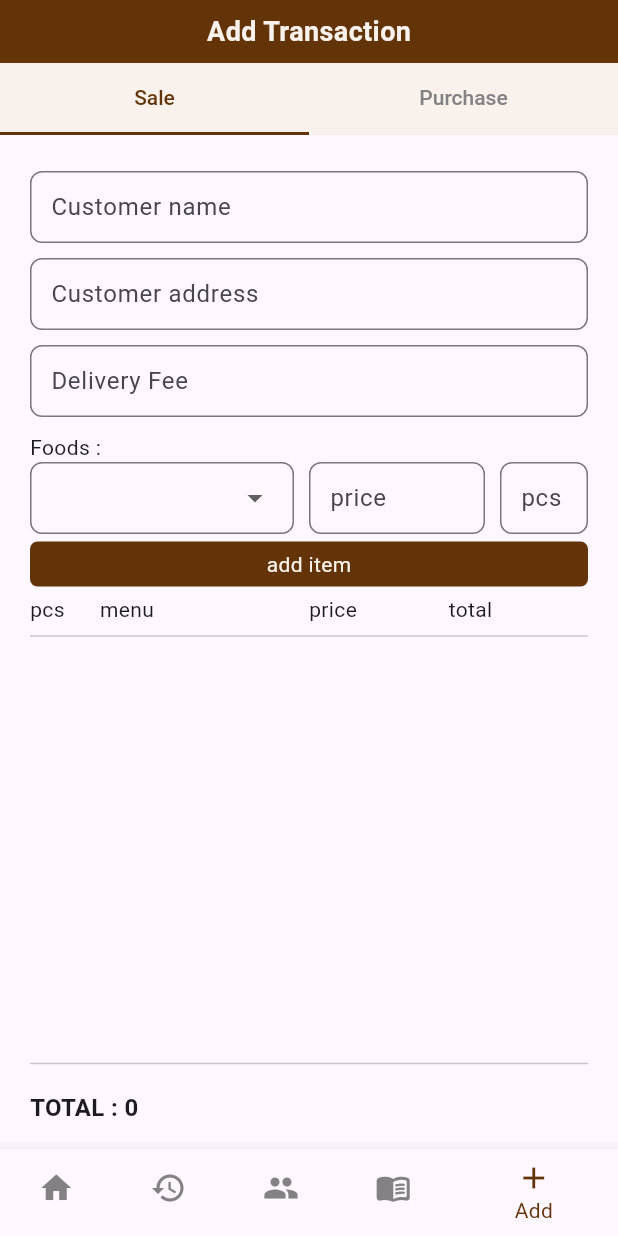
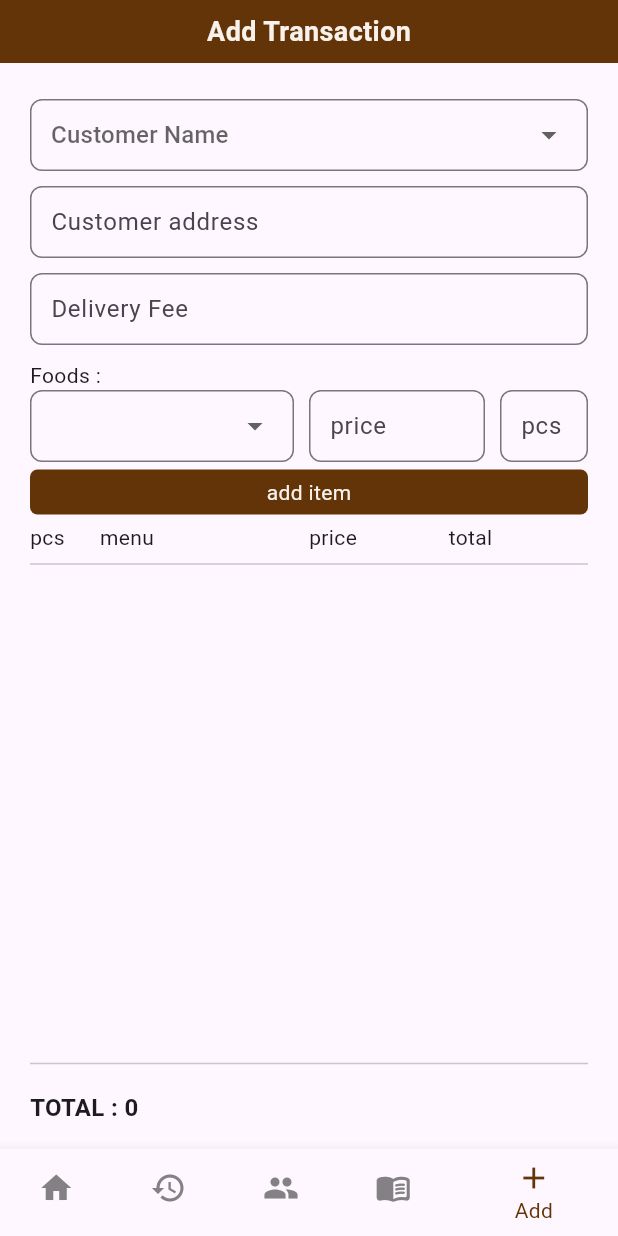
Before and after one commit to kezia2909/food_sales_recording_application, a Flutter app: the screen it shows after launch, item 5 of the bottom bar chosen, on a phone screen of 412 x 824 dp. Run offline on Flutter 3.47's test engine with Material 2 defaults, Android fonts, the phone set to English and light mode, and no system bars; our stand-ins replace dropdown_textfield, get; missing offline and left inert: iconify_flutter, number_inc_dec; network calls fail.

Commit message:
update desain add transaction only sale

```diff
--- a/lib/pages/add_page.dart
+++ b/lib/pages/add_page.dart
@@ -29,70 +29,52 @@ class _AddPageState extends State<AddPage> {
               isBold: true,
             ),
           ),
-          // Container(
-          //   padding: EdgeInsets.symmetric(vertical: 8, horizontal: 20),
-          //   alignment: Alignment.center,
-          //   width: double.infinity,
-          //   color: Appcolors.mediumColor,
-          //   child: Row(
-          //       mainAxisAlignment: MainAxisAlignment.spaceBetween,
-          //       children: [
-          //         TitleText(
-          //           text: "Transaction",
+          Expanded(
+              child: Container(
+                  margin: EdgeInsets.symmetric(horizontal: 20, vertical: 16),
+                  child: AddSalePage())),
+          // Expanded(
+          //   child: DefaultTabController(
+          //     length: 2,
+          //     child: Column(
+          //       mainAxisSize: MainAxisSize.min,
+          //       children: <Widget>[
+          //         Container(
+          //           child: Material(
+          //             color: Appcolors.lightColor,
+          //             child: Theme(
+          //               data: ThemeData().copyWith(
+          //                 splashColor: Appcolors.mediumColor,
+          //               ),
+          //               child: TabBar(
+          //                   unselectedLabelColor: Appcolors.darkGreyColor,
+          //                   labelColor: Appcolors.darkColor,
+          //                   indicatorColor: Appcolors.darkColor,
+          //                   tabs: [
+          //                     Tab(text: "Sale"),
+          //                     Tab(text: "Purchase"),
+          //                   ]),
+          //             ),
+          //           ),
           //         ),
-          //         TitleText(
-          //           text: "Customer",
+          //         Expanded(
+          //           child: Container(
+          //             margin:
+          //                 EdgeInsets.symmetric(horizontal: 20, vertical: 16),
+          //             child: TabBarView(children: [
+          //               Container(
+          //                 child: AddSalePage(),
+          //               ),
+          //               Container(
+          //                 child: Text("Material Purchase"),
+          //               ),
+          //             ]),
+          //           ),
           //         ),
-          //         TitleText(
-          //           text: "Menu",
-          //         ),
-          //       ]),
-          // ),
-          Expanded(
-            child: DefaultTabController(
-              length: 2,
-              child: Column(
-                mainAxisSize: MainAxisSize.min,
-                children: <Widget>[
-                  Container(
-                    child: Material(
-                      color: Appcolors.lightColor,
-                      child: Theme(
-                        data: ThemeData().copyWith(
-                          splashColor: Appcolors.mediumColor,
-                        ),
-                        child: TabBar(
-                            unselectedLabelColor: Appcolors.darkGreyColor,
-                            labelColor: Appcolors.darkColor,
-                            indicatorColor: Appcolors.darkColor,
-                            tabs: [
-                              Tab(text: "Sale"),
-                              Tab(text: "Purchase"),
-                            ]),
-                      ),
-                    ),
-                  ),
-                  Expanded(
-                    child: Container(
-                      margin:
-                          EdgeInsets.symmetric(horizontal: 20, vertical: 16),
-                      //Add this to give height
-                      child: TabBarView(
-                          // physics: NeverScrollableScrollPhysics(),
-                          children: [
-                            Container(
-                              child: AddSalePage(),
-                            ),
-                            Container(
-                              child: Text("Material Purchase"),
-                            ),
-                          ]),
-                    ),
-                  ),
-                ],
-              ),
-            ),
-          )
+          //       ],
+          //     ),
+          //   ),
+          // )
         ],
       )),
     );
--- a/lib/pages/add_sale_page.dart
+++ b/lib/pages/add_sale_page.dart
@@ -24,6 +24,14 @@ class _AddSalePageState extends State<AddSalePage> {
   final TextEditingController _pcsController = TextEditingController();
   final SingleValueDropDownController _itemController =
       SingleValueDropDownController();
+  List<String> listCustomer = [
+    "Kezia",
+    "Angeline",
+    "customer3",
+    "customer4",
+    "customer5",
+    "customer6",
+  ];
   List<String> items = [
     "Beef Galantine",
     "Sate Babi Rempah",
@@ -50,6 +58,7 @@ class _AddSalePageState extends State<AddSalePage> {
   FocusNode searchFocusNode = FocusNode();
   FocusNode textFieldFocusNode = FocusNode();
   String? selectedValue;
+  String? selectedCustomer;
   List<TransactionItemModel> _items = [];
   int totalSale = 0;
 
@@ -62,10 +71,46 @@ class _AddSalePageState extends State<AddSalePage> {
         child: Column(
           crossAxisAlignment: CrossAxisAlignment.start,
           children: [
-            CustomTextField(
-              textEditingController: _nameController,
-              labelText: 'Customer name',
-              hintText: 'John Doe',
+            // CustomTextField(
+            //   textEditingController: _nameController,
+            //   labelText: 'Customer name',
+            //   hintText: 'John Doe',
+            // ),
+            InputDecorator(
+              decoration: InputDecoration(
+                contentPadding:
+                    EdgeInsets.symmetric(vertical: 0, horizontal: 10),
+                border: new OutlineInputBorder(
+                  borderRadius: const BorderRadius.all(
+                    const Radius.circular(8),
+                  ),
+                  borderSide: new BorderSide(
+                    color: Colors.black,
+                    width: 1.0,
+                  ),
+                ),
+              ),
+              child: DropdownButtonHideUnderline(
+                child: DropdownButton<String>(
+                  value: selectedCustomer,
+                  // isDense: true,
+                  hint: Text("Customer Name"),
+                  isExpanded: true,
+                  onChanged: (newValue) {
+                    _addressController.text = "Surabaya 100";
+
+                    setState(() {
+                      selectedCustomer = newValue;
+                    });
+                  },
+                  items: listCustomer.map((String value) {
+                    return DropdownMenuItem<String>(
+                      value: value,
+                      child: Text(value),
+                    );
+                  }).toList(),
+                ),
+              ),
             ),
             SizedBox(
               height: 10,
```
